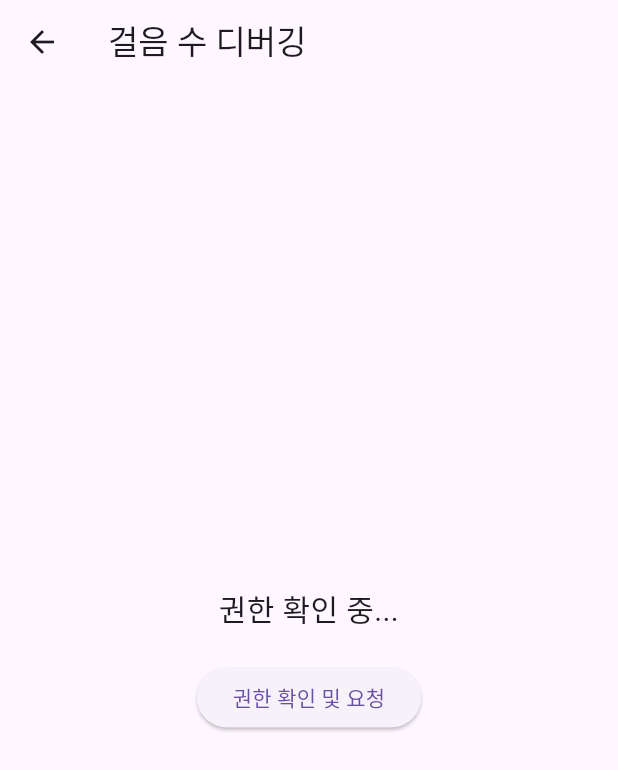
After one commit to Dayeong-dev/bnk_reframe, a Flutter app: the StepDebugPage screen opened by its route, after a tap on "권한 확인 및 요청", on a phone screen of 412 x 824 dp. The commit adds this screen. Shown: the top 770 px of the screen. Run offline on Flutter 3.47's test engine with Material 3 defaults, Android fonts, the phone set to English and light mode, and no system bars; our stand-ins replace dio, flutter_secure_storage, flutter_widget_from_html, local_auth, permission_handler; missing offline and left inert: health; accounts and stored records are empty.

Commit message:
폭탄 투하

```diff
--- a/lib/main.dart
+++ b/lib/main.dart
@@ -5,6 +5,7 @@ import 'package:reframe/pages/auth/splash_page.dart';
 import 'package:reframe/pages/deposit/deposit_list_page.dart';
 import 'package:reframe/pages/deposit/deposit_main_page.dart';
 import 'package:reframe/pages/home_page.dart';
+import 'package:reframe/pages/walk/step_debug_page.dart';
 
 void main() {
   runApp(const MyApp());
@@ -27,6 +28,7 @@ class MyApp extends StatelessWidget {
         // ✅ 예적금 테스트용 페이지 라우트
         "/depositList": (context) => DepositListPage(),
         "/depositMain": (context) => DepositMainPage(),
+        "/step-debug": (context) => StepDebugPage(),
       },
     );
   }
--- a/lib/pages/home_page.dart
+++ b/lib/pages/home_page.dart
@@ -114,6 +114,10 @@ class _HomePageState extends State<HomePage> {
               onPressed: () => Navigator.pushNamed(context, "/depositMain"),
               child: Text("예적금 메인 페이지"),
             ),
+            ElevatedButton(
+              onPressed: () => Navigator.pushNamed(context, "/step-debug"),
+              child: Text("걸음 수 테스트"),
+            ),
           ],
         ),
       ),
--- /dev/null
+++ b/lib/pages/walk/step_debug_page.dart
@@ -0,0 +1,71 @@
+import 'dart:io';
+import 'package:flutter/material.dart';
+import 'package:health/health.dart';
+import 'package:permission_handler/permission_handler.dart';
+
+class StepDebugPage extends StatefulWidget {
+  const StepDebugPage({super.key});
+
+  @override
+  State<StepDebugPage> createState() => _StepDebugPageState();
+}
+
+class _StepDebugPageState extends State<StepDebugPage> {
+  final Health _health = Health();
+  String _status = "앱 실행됨";
+
+  Future<void> _checkPermissions() async {
+    setState(() => _status = "권한 확인 중...");
+
+    if (Platform.isAndroid) {
+      if (await Permission.activityRecognition.isDenied) {
+        await Permission.activityRecognition.request();
+      }
+    }
+
+    final types = [HealthDataType.STEPS];
+    final permissions = [HealthDataAccess.READ];
+
+    final hasPerm = await _health.hasPermissions(types, permissions: permissions);
+    debugPrint("현재 권한 상태: ${hasPerm ?? false}");
+
+    final granted = await _health.requestAuthorization(types, permissions: permissions);
+    debugPrint("권한 요청 결과: $granted");
+
+    if (granted) {
+      _fetchSteps();
+    } else {
+      setState(() => _status = "❌ Health Connect 권한 없음 (앱 등록 안 됐을 수 있음)");
+    }
+  }
+
+  Future<void> _fetchSteps() async {
+    final now = DateTime.now();
+    final midnight = DateTime(now.year, now.month, now.day);
+
+    int? steps = await _health.getTotalStepsInInterval(midnight, now);
+    debugPrint("오늘 걸음 수: ${steps ?? 0}");
+
+    setState(() => _status = "오늘 걸음 수: ${steps ?? 0} 보");
+  }
+
+  @override
+  Widget build(BuildContext context) {
+    return Scaffold(
+      appBar: AppBar(title: const Text('걸음 수 디버깅')),
+      body: Center(
+        child: Column(
+          mainAxisAlignment: MainAxisAlignment.center,
+          children: [
+            Text(_status, style: const TextStyle(fontSize: 20), textAlign: TextAlign.center),
+            const SizedBox(height: 20),
+            ElevatedButton(
+              onPressed: _checkPermissions,
+              child: const Text('권한 확인 및 요청'),
+            ),
+          ],
+        ),
+      ),
+    );
+  }
+}
--- a/pubspec.yaml
+++ b/pubspec.yaml
@@ -30,6 +30,8 @@ environment:
 dependencies:
   flutter:
     sdk: flutter
+  health: ^13.1.1
+  permission_handler: ^12.0.1
 
   # The following adds the Cupertino Icons font to your application.
   # Use with the CupertinoIcons class for iOS style icons.
```
Also changed, not shown: pubspec.lock, 9 other files.
